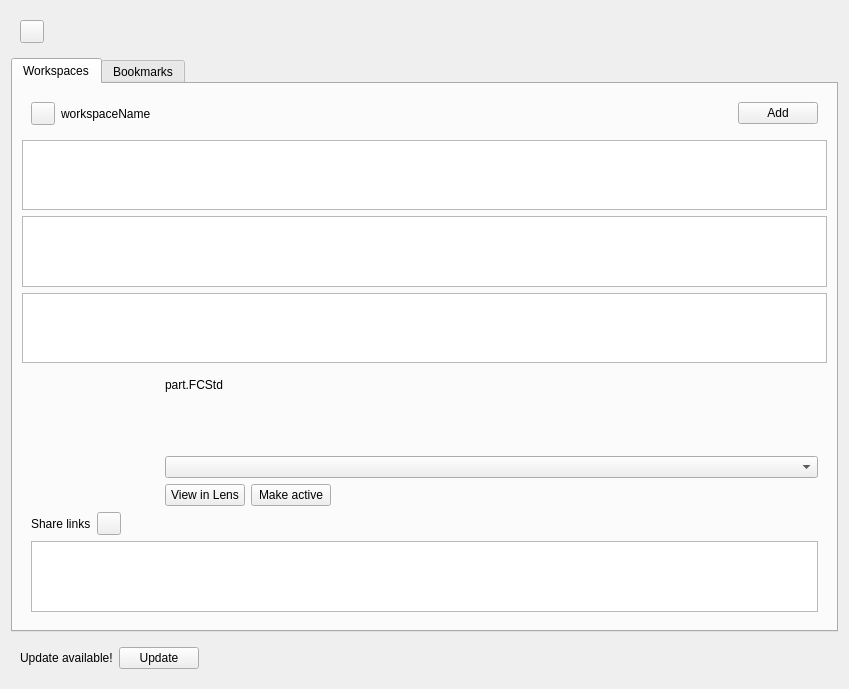
The window that WorkspaceView.ui (Ondsel-Development/Ondsel-Lens-Addon) describes before a commit, drawn with Qt 5.
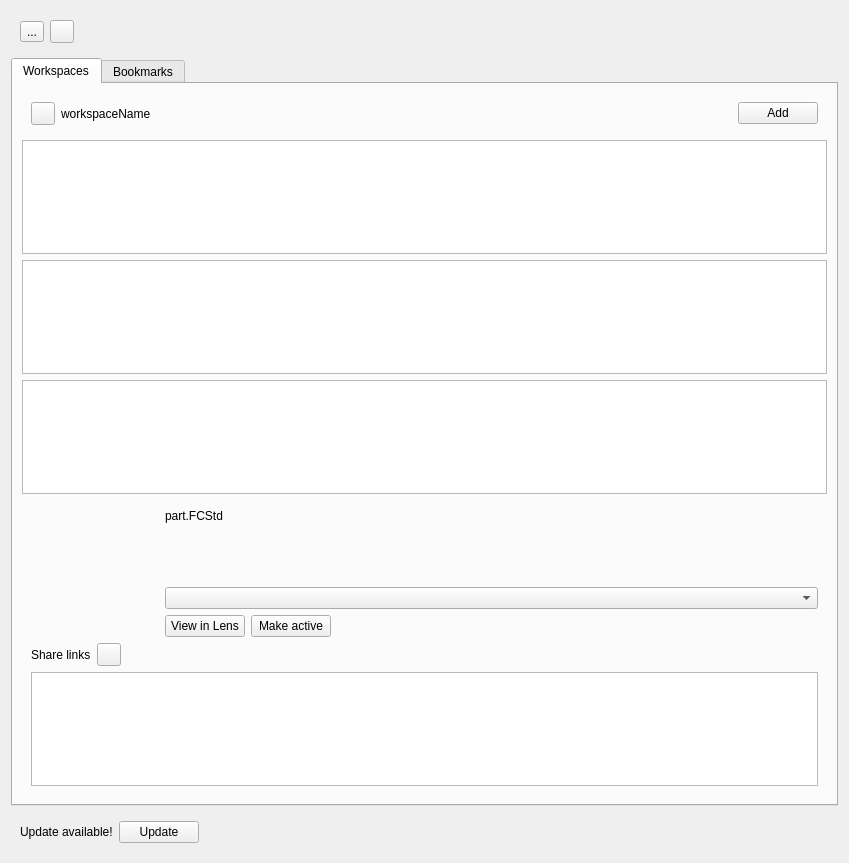
The same window after the commit. Icons and pictures are not drawn.

Commit message: Add an independent MDI view

Diff of the .ui file:
```diff
--- a/WorkspaceView.ui
+++ b/WorkspaceView.ui
@@ -7,11 +7,11 @@
     <x>0</x>
     <y>0</y>
     <width>849</width>
-    <height>643</height>
+    <height>863</height>
    </rect>
   </property>
   <property name="sizePolicy">
-   <sizepolicy hsizetype="Preferred" vsizetype="Preferred">
+   <sizepolicy hsizetype="Expanding" vsizetype="Expanding">
     <horstretch>0</horstretch>
     <verstretch>0</verstretch>
    </sizepolicy>
@@ -22,7 +22,24 @@
   <layout class="QVBoxLayout" name="verticalLayout">
    <item>
     <widget class="QFrame" name="UserDetails">
+     <property name="sizePolicy">
+      <sizepolicy hsizetype="Expanding" vsizetype="Preferred">
+       <horstretch>0</horstretch>
+       <verstretch>0</verstretch>
+      </sizepolicy>
+     </property>
      <layout class="QHBoxLayout" name="userDetails">
+      <item>
+       <widget class="QToolButton" name="backToStartBtn">
+        <property name="text">
+         <string>...</string>
+        </property>
+        <property name="icon">
+         <iconset>
+          <normaloff>:/icons/button_left.svg</normaloff>:/icons/button_left.svg</iconset>
+        </property>
+       </widget>
+      </item>
       <item>
        <widget class="QToolButton" name="userBtn">
         <property name="sizePolicy">
@@ -64,6 +81,12 @@
       <number>0</number>
      </property>
      <widget class="QWidget" name="tabWorkspaces">
+      <property name="sizePolicy">
+       <sizepolicy hsizetype="Expanding" vsizetype="Expanding">
+        <horstretch>0</horstretch>
+        <verstretch>0</verstretch>
+       </sizepolicy>
+      </property>
       <property name="toolTip">
        <string/>
       </property>
@@ -139,7 +162,7 @@
        <item>
         <widget class="QTextEdit" name="txtExplain">
          <property name="sizePolicy">
-          <sizepolicy hsizetype="Preferred" vsizetype="Expanding">
+          <sizepolicy hsizetype="Expanding" vsizetype="Expanding">
            <horstretch>0</horstretch>
            <verstretch>0</verstretch>
           </sizepolicy>
@@ -152,7 +175,7 @@
           <bool>true</bool>
          </property>
          <property name="sizePolicy">
-          <sizepolicy hsizetype="Preferred" vsizetype="Expanding">
+          <sizepolicy hsizetype="Expanding" vsizetype="Expanding">
            <horstretch>0</horstretch>
            <verstretch>0</verstretch>
           </sizepolicy>
@@ -183,7 +206,7 @@
        <item>
         <widget class="QListView" name="fileList">
          <property name="sizePolicy">
-          <sizepolicy hsizetype="Preferred" vsizetype="Expanding">
+          <sizepolicy hsizetype="Expanding" vsizetype="Expanding">
            <horstretch>0</horstretch>
            <verstretch>0</verstretch>
           </sizepolicy>
@@ -370,6 +393,12 @@
    </item>
    <item>
     <widget class="QFrame" name="frameUpdate">
+     <property name="sizePolicy">
+      <sizepolicy hsizetype="Expanding" vsizetype="Preferred">
+       <horstretch>0</horstretch>
+       <verstretch>0</verstretch>
+      </sizepolicy>
+     </property>
      <property name="frameShape">
       <enum>QFrame::NoFrame</enum>
      </property>
```
Left out of the diff: 24 changed lines with no effect on the pictures. The commit also changes 7 other files.
